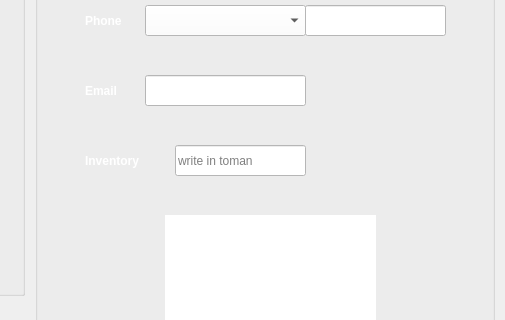
Qt form login_or_signup_page.ui (Parsazahedian/Farm_fum_1402) before a commit; both pictures show x 445 to 950 and y 205 to 525 of the 950 by 770 pixel window.
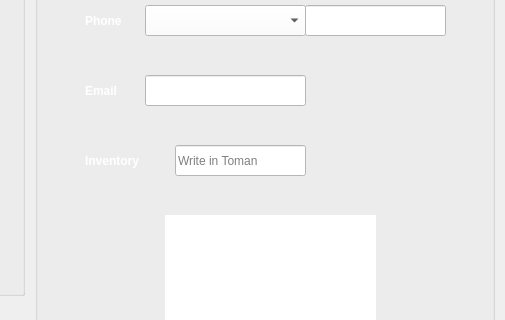
The same form after that commit. Icons and pictures are not drawn.

```diff
--- a/login_or_signup_page.ui
+++ b/login_or_signup_page.ui
@@ -418,7 +418,7 @@
       <string notr="true">background-color: rgb(255, 255, 255);</string>
      </property>
      <property name="placeholderText">
-      <string>write in toman</string>
+      <string>Write in Toman</string>
      </property>
     </widget>
     <widget class="QLabel" name="label_4">
@@ -500,7 +500,7 @@
 color: qlineargradient(spread:pad, x1:0, y1:0, x2:1, y2:0, stop:0 rgba(0, 0, 0, 255), stop:1 rgba(255, 255, 255, 255));</string>
      </property>
      <property name="text">
-      <string>Signup</string>
+      <string>SignUp</string>
      </property>
     </widget>
     <widget class="QLineEdit" name="lineEdit_11">
```
